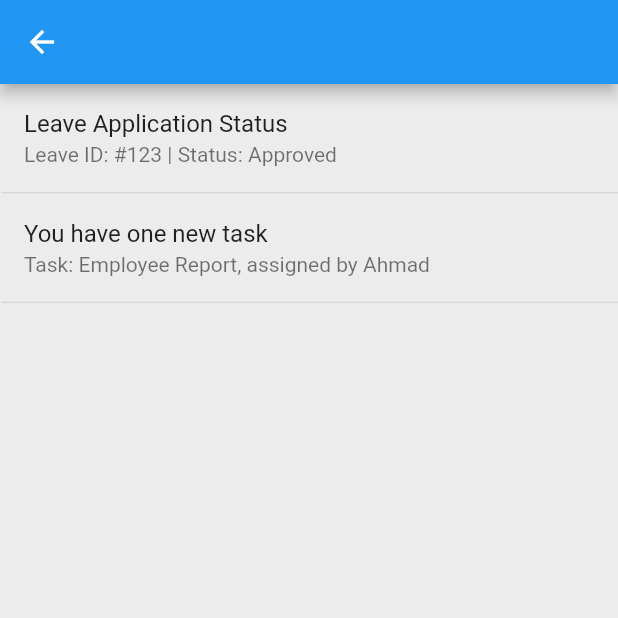
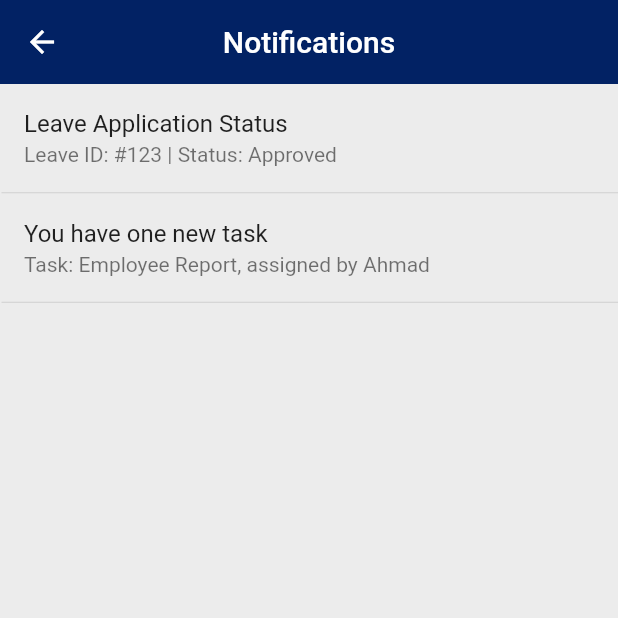
Before and after one commit to atiqahpiakong/map_ems, a Flutter app: the Notification1 screen opened directly, on a phone screen of 412 x 824 dp, the top half of it. Run offline on Flutter 3.47's test engine with Material 2 defaults, Android fonts, the phone set to English and light mode, and no system bars; our stand-ins replace curved_navigation_bar, font_awesome_flutter, shimmer.

Commit message:
Update body

```diff
--- a/lib/notification.dart
+++ b/lib/notification.dart
@@ -7,7 +7,13 @@ class Notification1 extends StatelessWidget {
 
     return Scaffold(
  backgroundColor: Color(0xffECECEC),
-        appBar: AppBar(),
+        appBar: AppBar(
+          title: Text("Notifications"),
+          elevation: 0,
+          backgroundColor: Color(0xff022264),
+
+          centerTitle: true,
+        ),
 
         //body for notification
  body: ListView(
```
